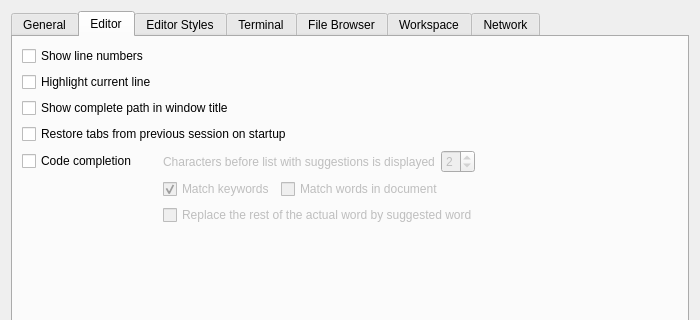
First picture: the form in libgui/src/settings-dialog.ui, repository ctaggart/octave, before the edit; both pictures show x 0 to 700 and y 0 to 320 of the 700 by 480 pixel window.
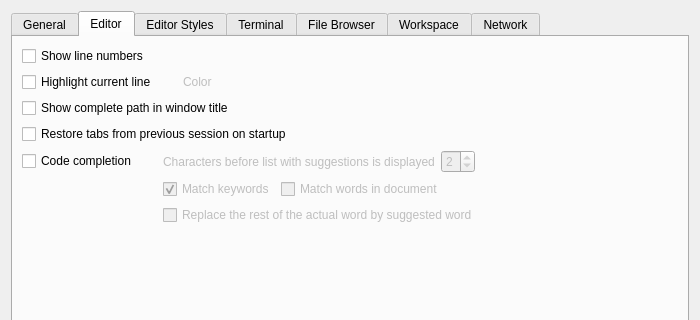
Second picture: the form after the edit. The open tabs and pages were chosen to show the change.

Commit message:
make color of current line marker in the editor configurable
* settings-dailog.ui: add dummy for color picker
* settings-dialog.h: add pointer to color picker as class variable
* settings-dialog.cc(constructor): add color picker with color from settings
  (write_changed_settings): store color from color picker in settings file
* file-editor-tab.cc(constructor): remove setting the color of the marker here
  (notice_settings): load color for the marker from the settings file

Patch:
```diff
--- a/libgui/src/settings-dialog.ui
+++ b/libgui/src/settings-dialog.ui
@@ -208,14 +208,70 @@
           </widget>
          </item>
          <item>
-          <widget class="QCheckBox" name="editor_highlightCurrentLine">
-           <property name="enabled">
-            <bool>true</bool>
-           </property>
-           <property name="text">
-            <string>Highlight current line</string>
-           </property>
-          </widget>
+          <layout class="QGridLayout" name="editor_grid_current_line" rowstretch="0" columnstretch="0,0,0,0,0">
+           <item row="0" column="0">
+            <widget class="QCheckBox" name="editor_highlightCurrentLine">
+             <property name="enabled">
+              <bool>true</bool>
+             </property>
+             <property name="text">
+              <string>Highlight current line</string>
+             </property>
+            </widget>
+           </item>
+           <item row="0" column="1">
+            <spacer name="horizontalSpacer_10">
+             <property name="orientation">
+              <enum>Qt::Horizontal</enum>
+             </property>
+             <property name="sizeType">
+              <enum>QSizePolicy::Fixed</enum>
+             </property>
+             <property name="sizeHint" stdset="0">
+              <size>
+               <width>20</width>
+               <height>0</height>
+              </size>
+             </property>
+            </spacer>
+           </item>
+           <item row="0" column="4">
+            <spacer name="horizontalSpacer_9">
+             <property name="orientation">
+              <enum>Qt::Horizontal</enum>
+             </property>
+             <property name="sizeHint" stdset="0">
+              <size>
+               <width>40</width>
+               <height>20</height>
+              </size>
+             </property>
+            </spacer>
+           </item>
+           <item row="0" column="2">
+            <widget class="QLabel" name="editor_label_cl_color">
+             <property name="enabled">
+              <bool>false</bool>
+             </property>
+             <property name="text">
+              <string>Color</string>
+             </property>
+            </widget>
+           </item>
+           <item row="0" column="3">
+            <spacer name="horizontalSpacer_11">
+             <property name="orientation">
+              <enum>Qt::Horizontal</enum>
+             </property>
+             <property name="sizeHint" stdset="0">
+              <size>
+               <width>40</width>
+               <height>20</height>
+              </size>
+             </property>
+            </spacer>
+           </item>
+          </layout>
          </item>
          <item>
           <widget class="QCheckBox" name="editor_longWindowTitle">
@@ -376,6 +432,9 @@
          <property name="orientation">
           <enum>Qt::Vertical</enum>
          </property>
+         <property name="sizeType">
+          <enum>QSizePolicy::Expanding</enum>
+         </property>
          <property name="sizeHint" stdset="0">
           <size>
            <width>20</width>
```
Left out of the diff: 16 changed lines with no effect on the pictures. The commit also changes 3 other files.
